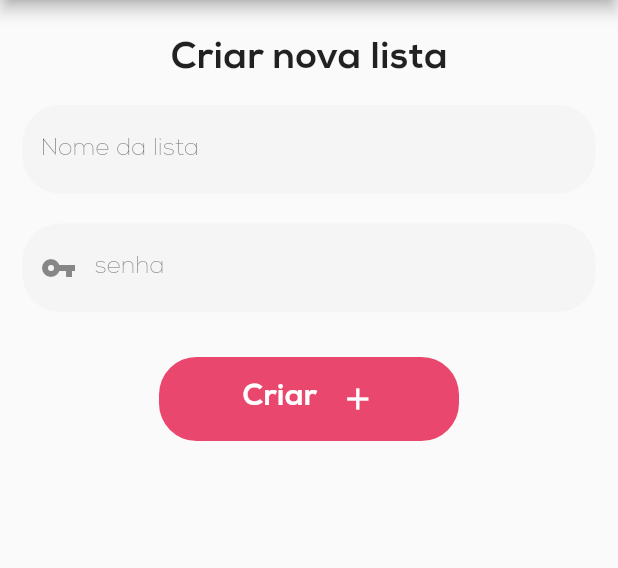
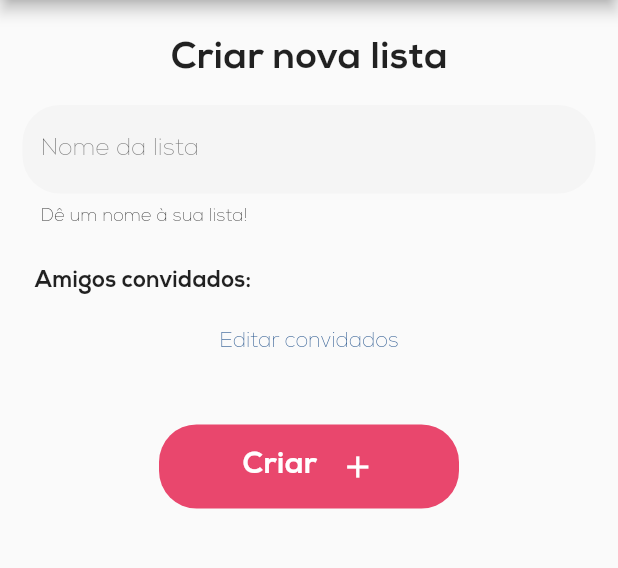
Before and after one commit to emmanuelsdias/cestamos_frontend, a Flutter app: the CreateListPage screen opened by its route, after a tap on "Criar", on a phone screen of 412 x 824 dp, the part 84-652 px from its top. Run offline on Flutter 3.47's test engine with Material 2 defaults, Android fonts, the phone set to English and light mode, and no system bars; our stand-ins replace flutter_snake_navigationbar, flutter_svg.

Commit message:
create list page

```diff
--- a/cestamos/lib/pages/create_list_page.dart
+++ b/cestamos/lib/pages/create_list_page.dart
@@ -1,5 +1,8 @@
+import 'package:cestamos/widgets/shop_create_friend_select_dialog.dart';
 import 'package:flutter/material.dart';
 
+import '../models/friendship.dart';
+import '../widgets/friendship_tile.dart';
 import '../widgets/cestamos_bar.dart';
 
 class CreateListPage extends StatefulWidget {
@@ -13,6 +16,38 @@ class CreateListPage extends StatefulWidget {
 
 class _CreateListPageState extends State<CreateListPage> {
   final GlobalKey<FormState> _formKey = GlobalKey<FormState>();
+  final List<Friendship> _invitedFriendships = [];
+  String _listName = "";
+
+  bool isInvited(Friendship friendship) {
+    return _invitedFriendships.contains(friendship);
+  }
+
+  void addToInvited(Friendship friendship) {
+    setState(() {
+      if (!isInvited(friendship)) _invitedFriendships.add(friendship);
+    });
+  }
+
+  void removeFromInvited(Friendship friendship) {
+    setState(() {
+      if (isInvited(friendship)) {
+        _invitedFriendships.removeWhere(
+          (element) => element.userId == friendship.userId,
+        );
+      }
+    });
+  }
+
+  void createList() {
+    if (!_formKey.currentState!.validate()) {
+      return;
+    }
+    if (_listName.isNotEmpty) {
+      // criar lista
+      Navigator.of(context).pop();
+    }
+  }
 
   @override
   Widget build(BuildContext context) {
@@ -23,11 +58,7 @@ class _CreateListPageState extends State<CreateListPage> {
           vertical: 10,
           horizontal: 15,
         ),
-        child: Form(
-          key: _formKey,
-          autovalidateMode: AutovalidateMode.disabled,
         child: Column(
-            crossAxisAlignment: CrossAxisAlignment.center,
           children: [
             const Padding(
               padding: EdgeInsets.all(15),
@@ -39,7 +70,10 @@ class _CreateListPageState extends State<CreateListPage> {
                 ),
               ),
             ),
-              TextFormField(
+            Form(
+              key: _formKey,
+              autovalidateMode: AutovalidateMode.disabled,
+              child: TextFormField(
                 decoration: InputDecoration(
                   border: OutlineInputBorder(
                     borderRadius: BorderRadius.circular(25.0),
@@ -52,59 +86,67 @@ class _CreateListPageState extends State<CreateListPage> {
                   filled: true,
                   fillColor: Colors.grey[100],
                 ),
-                validator: (String? userName) {
-                  if (userName == null || userName.isEmpty) {
+                validator: (String? value) {
+                  if (value == null || value.isEmpty) {
                     return "Dê um nome à sua lista!";
                   }
                   return null;
                 },
                 keyboardType: TextInputType.name,
-                onSaved: (userName) {
-                  if (userName != null) {
-                    // _user.userName = userName;
+                onChanged: (listName) {
+                  if (listName.isNotEmpty) {
+                    _listName = listName;
                   }
                 },
-                textInputAction: TextInputAction.next,
+                textInputAction: TextInputAction.done,
+              ),
             ),
             const SizedBox(
               height: 20,
             ),
-              TextFormField(
-                decoration: InputDecoration(
-                  prefixIcon: const Icon(Icons.vpn_key),
-                  border: OutlineInputBorder(
-                    borderRadius: BorderRadius.circular(25.0),
-                    borderSide: const BorderSide(
-                      width: 0,
-                      style: BorderStyle.none,
+            Padding(
+              padding: const EdgeInsets.all(8.0),
+              child: Row(
+                mainAxisAlignment: MainAxisAlignment.start,
+                children: const [
+                  Text(
+                    "Amigos convidados:",
+                    style: TextStyle(
+                      fontSize: 15,
+                      fontWeight: FontWeight.bold,
                     ),
                   ),
-                  hintText: "senha",
-                  filled: true,
-                  fillColor: Colors.grey[100],
+                ],
               ),
-                obscureText: true,
-                validator: (String? value) {
-                  if (value == null || value.isEmpty) {
-                    return "Preencha a senha!";
-                  }
-                  return null;
+            ),
+            if (_invitedFriendships.isNotEmpty)
+              Expanded(
+                child: ListView.builder(
+                  itemBuilder: (ctx, index) => FriendshipTile(
+                    friendship: _invitedFriendships[index],
+                  ),
+                  itemCount: _invitedFriendships.length,
+                ),
+              ),
+            TextButton(
+              onPressed: () {
+                showDialog(
+                  context: context,
+                  builder: (ctx) {
+                    return ShopCreateFriendSelectDialog(
+                        invitedFriendships: _invitedFriendships,
+                        addFriend: addToInvited,
+                        removeFriend: removeFromInvited);
                   },
-                onSaved: (password) {
-                  if (password != null) {
-                    // _user.password = password;
-                  }
+                );
               },
-                textInputAction: TextInputAction.done,
-                onFieldSubmitted: (value) {
-                  // _saveForm();
-                },
+              child: const Text("Editar convidados"),
             ),
             const SizedBox(
               height: 30,
             ),
             ElevatedButton(
-                onPressed: () {},
+              onPressed: createList,
               style: ElevatedButton.styleFrom(
                   minimumSize: const Size(0, 56),
                   maximumSize: const Size(200, 100),
@@ -139,7 +181,6 @@ class _CreateListPageState extends State<CreateListPage> {
           ],
         ),
       ),
-      ),
     );
   }
 }
```
Also changed, not shown: cestamos/lib/main.dart (+7 -2 lines), cestamos/lib/pages/logged_screen.dart (+1 -6 lines), cestamos/lib/widgets/shop_create_friend_select_dialog.dart (added, +79 -0 lines). Lines whose indentation alone changed are shown as unchanged.
